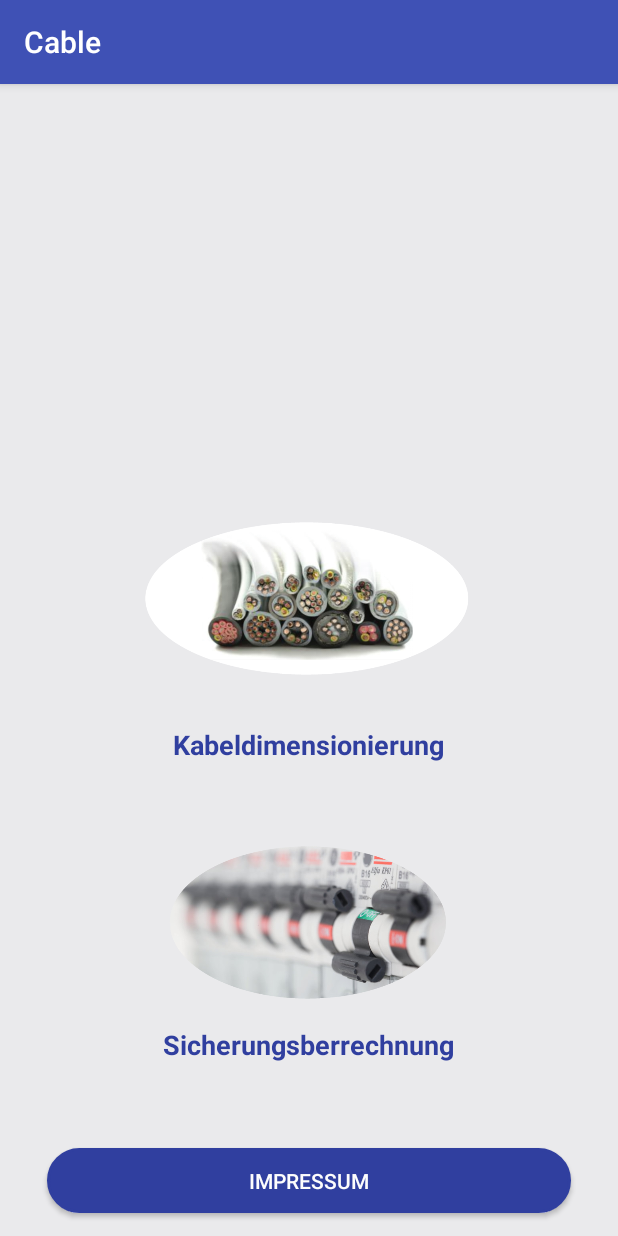
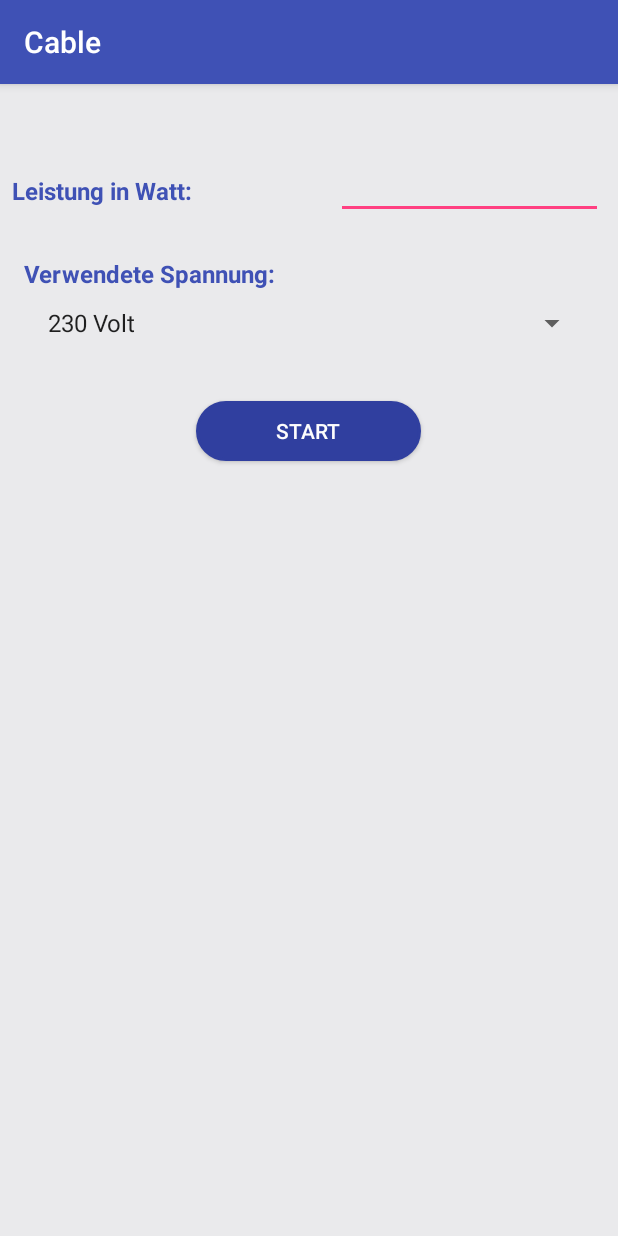
Before and after one commit to Medihaaa93/Cable, an Android app: the screen it shows after launch (MainActivity before the commit, ConverterWatToAmpere after it), on a phone screen of 412 x 824 dp. Run offline under Robolectric (Android 15) with nearby library versions, the phone set to English and light mode, and no system bars.

Commit message:
Converter Watt2Amp

```diff
--- /dev/null
+++ b/Cable/app/src/main/java/com/example/mediha/cable/ConverterWatToAmpere.java
@@ -0,0 +1,40 @@
+package com.example.mediha.cable;
+
+import android.support.v7.app.AppCompatActivity;
+import android.os.Bundle;
+import android.view.View;
+import android.widget.EditText;
+import android.widget.Spinner;
+import android.widget.TextView;
+
+public class ConverterWatToAmpere extends AppCompatActivity {
+
+    @Override
+    protected void onCreate(Bundle savedInstanceState) {
+        super.onCreate(savedInstanceState);
+        setContentView(R.layout.activity_converter_wat_to_ampere);
+    }
+
+    public void convertIt(View view) {
+
+        berrechnungConvert();
+
+    }
+
+    private void berrechnungConvert(){
+        Spinner spannungSpinner = (Spinner) findViewById(R.id.spinner2);
+        int spannung = spannungSpinner.getSelectedItemPosition();
+
+        EditText leistungFeld = (EditText) findViewById(R.id.editLeistung);
+        float leistung = Float.valueOf(leistungFeld.getText().toString());
+
+        float ampere= spannung/leistung;
+        String text = String.valueOf(ampere);
+
+        TextView showAmpere = (TextView) findViewById(R.id.textView10);
+        showAmpere.setText(text);
+
+        showAmpere.setVisibility(View.VISIBLE);
+    }
+
+}
--- /dev/null
+++ b/Cable/app/src/main/res/layout/activity_converter_wat_to_ampere.xml
@@ -0,0 +1,102 @@
+<?xml version="1.0" encoding="utf-8"?>
+<LinearLayout xmlns:android="http://schemas.android.com/apk/res/android"
+    xmlns:app="http://schemas.android.com/apk/res-auto"
+    xmlns:tools="http://schemas.android.com/tools"
+    android:layout_width="match_parent"
+    android:layout_height="match_parent"
+    android:background="@color/background"
+    android:baselineAligned="false"
+    tools:ignore="NamespaceTypo">
+
+
+    <RelativeLayout
+        android:layout_width="match_parent"
+        android:layout_height="match_parent">
+
+        <TextView
+            android:id="@+id/textView6"
+            android:layout_width="wrap_content"
+            android:layout_height="wrap_content"
+            android:layout_alignParentTop="true"
+            android:layout_marginLeft="8dp"
+            android:layout_marginRight="8dp"
+            android:layout_marginTop="60dp"
+
+            android:text="Leistung in Watt:"
+            android:textColor="@color/colorPrimary"
+            android:textSize="16sp"
+            android:textStyle="bold" />
+
+        <EditText
+            android:id="@+id/editLeistung"
+            android:layout_width="178dp"
+            android:layout_height="42dp"
+            android:layout_alignBaseline="@+id/textView6"
+            android:layout_alignBottom="@+id/textView6"
+            android:layout_alignParentEnd="true"
+            android:layout_marginEnd="10dp"
+            android:ems="10"
+
+            android:inputType="numberDecimal" />
+
+
+        <TextView
+            android:id="@+id/textView8"
+            android:layout_width="wrap_content"
+            android:layout_height="wrap_content"
+            android:layout_alignStart="@+id/textView6"
+            android:layout_below="@+id/editLeistung"
+            android:layout_marginLeft="8dp"
+            android:layout_marginRight="8dp"
+
+            android:layout_marginTop="25dp"
+            android:text="Verwendete Spannung:"
+            android:textColor="@color/colorPrimary"
+
+            android:textSize="16sp"
+            android:textStyle="bold"
+
+            />
+
+        <Spinner
+            android:id="@+id/spinner2"
+            android:layout_width="368dp"
+            android:layout_height="wrap_content"
+            android:layout_alignStart="@+id/textView8"
+            android:layout_below="@+id/textView8"
+            android:layout_marginLeft="8dp"
+            android:layout_marginRight="8dp"
+            android:layout_marginTop="10dp"
+            android:entries="@array/spannung"
+            app:layout_constraintHorizontal_bias="0.0" />
+
+
+        <Button
+            android:id="@+id/buttonStart"
+            android:layout_width="150dp"
+            android:layout_height="40dp"
+            android:layout_below="@+id/spinner2"
+            android:layout_centerHorizontal="true"
+            android:layout_marginTop="40dp"
+            android:background="@drawable/roundedbutton"
+            android:text="Start"
+            android:textColor="@color/textCoolor"
+            android:onClick="convertIt"/>
+
+        <TextView
+            android:id="@+id/textView10"
+            android:layout_width="wrap_content"
+            android:layout_height="wrap_content"
+            android:layout_alignParentBottom="true"
+            android:layout_centerHorizontal="true"
+            android:layout_marginBottom="150dp"
+
+            android:text=""
+            android:textColor="@color/colorPrimary"
+            android:textSize="16sp"
+            android:textStyle="bold"
+            android:visibility="invisible"/>
+    </RelativeLayout>
+
+
+</LinearLayout>
--- a/Cable/app/src/main/res/values/strings.xml
+++ b/Cable/app/src/main/res/values/strings.xml
@@ -40,5 +40,4 @@
     </string-array>
 
 
-
 </resources>
```
Also changed, not shown: Cable/app/src/main/AndroidManifest.xml (+18 -9 lines), Cable/app/src/main/java/com/example/mediha/cable/MainActivity.java (+20 -3 lines), Cable/app/src/main/res/layout/activity_kabel_berechnung.xml (+31 -4 lines), Cable/app/src/main/res/layout/activity_main.xml (+29 -7 lines). Lines whose indentation alone changed are shown as unchanged.
